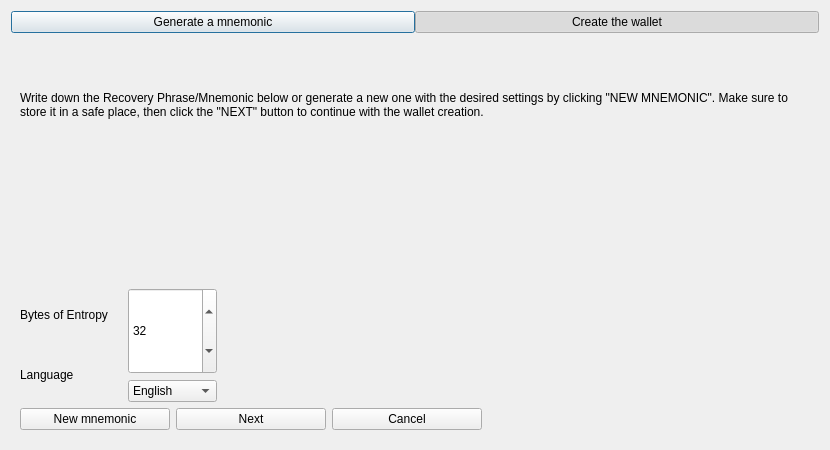
Before: the Qt Designer form src/qt/forms/mnemonicdialog.ui in Bitcoin-Confidential/BitcoinC-Core, drawn with Qt 5.
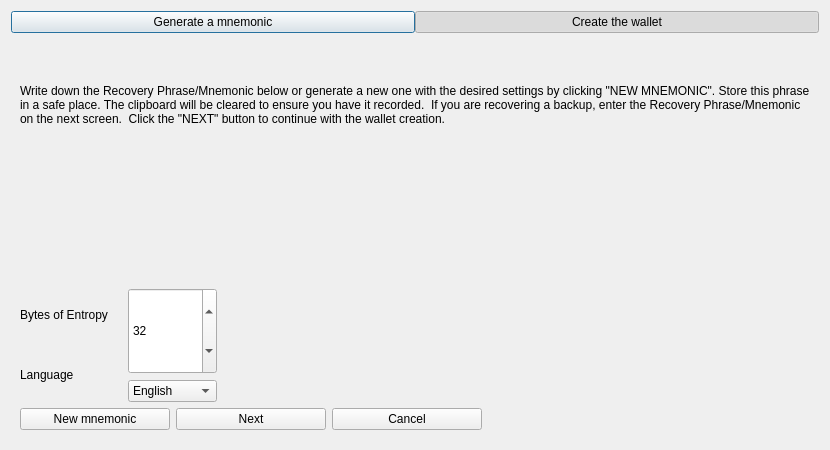
After: the same form once the commit is applied.

The edit to the form file:
```diff
--- a/src/qt/forms/mnemonicdialog.ui
+++ b/src/qt/forms/mnemonicdialog.ui
@@ -54,7 +54,7 @@
        <item>
         <widget class="QLabel" name="mnemonicCreateHelp">
          <property name="text">
-          <string>Write down the Recovery Phrase/Mnemonic below or generate a new one with the desired settings by clicking &quot;NEW MNEMONIC&quot;. Make sure to store it in a safe place, then click the &quot;NEXT&quot; button to continue with the wallet creation.</string>
+          <string>Write down the Recovery Phrase/Mnemonic below or generate a new one with the desired settings by clicking &quot;NEW MNEMONIC&quot;. Store this phrase in a safe place. The clipboard will be cleared to ensure you have it recorded.  If you are recovering a backup, enter the Recovery Phrase/Mnemonic on the next screen.  Click the &quot;NEXT&quot; button to continue with the wallet creation.</string>
          </property>
          <property name="wordWrap">
           <bool>true</bool>
```
